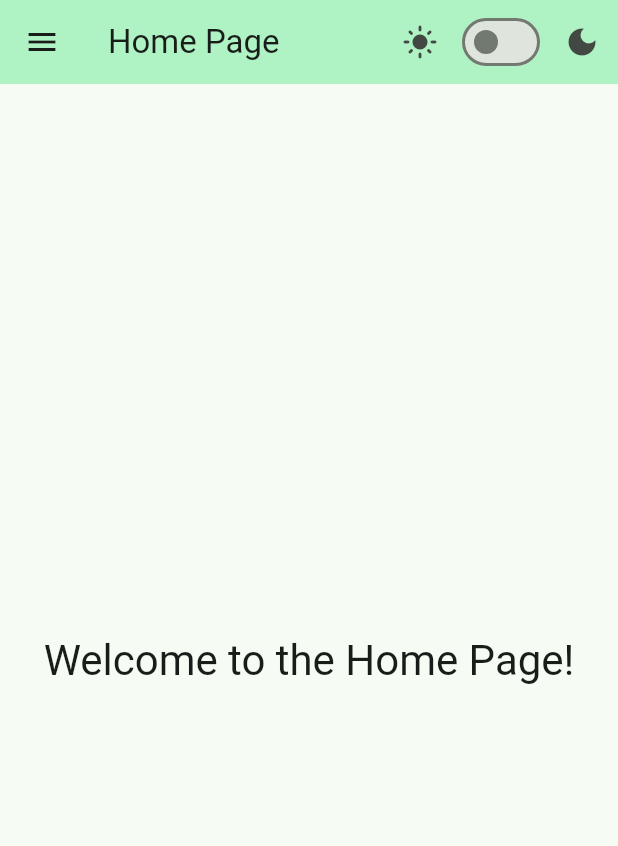
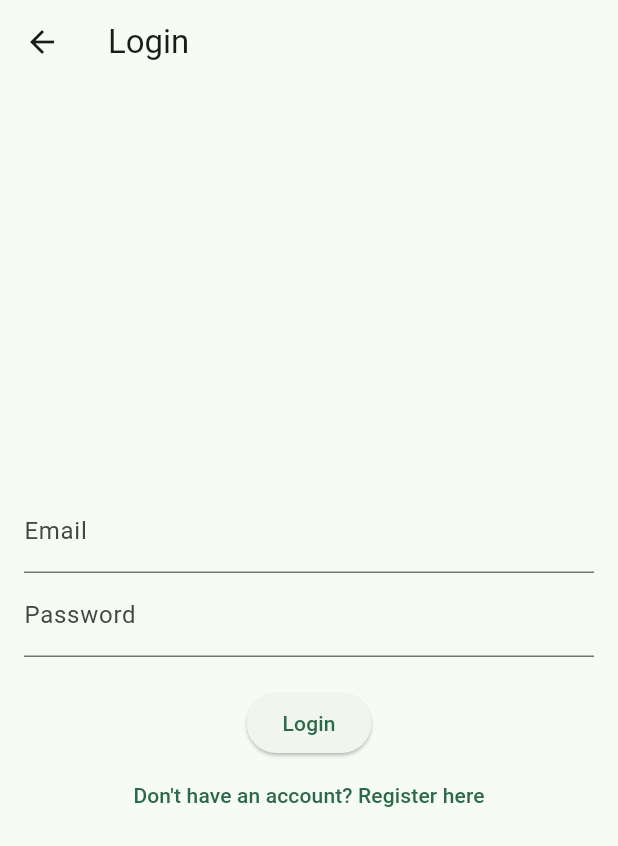
Before and after one commit to FWeidhas/hooked, a Flutter app: the screen it shows after launch, on a phone screen of 412 x 824 dp. Shown: the top 846 px of the screen. Run offline on Flutter 3.47's test engine with Material 3 defaults, Android fonts, the phone set to English and light mode, and no system bars; our stand-ins replace cloud_firestore, firebase_auth, firebase_core, flutter_dotenv, get, google_fonts; missing offline and left inert: cloudinary_flutter, cloudinary_url_gen; accounts and stored records are empty.

Commit message:
added part of registration and login

```diff
--- a/lib/main.dart
+++ b/lib/main.dart
@@ -1,6 +1,8 @@
 import 'package:flutter/material.dart';
 import 'package:get/get.dart';
 import 'package:firebase_core/firebase_core.dart';
+import 'package:hooked/pages/login.dart';
+import 'package:hooked/pages/registration.dart';
 import 'firebase_options.dart';
 import 'util.dart';
 import 'theme.dart';
@@ -46,9 +48,11 @@ class MainApp extends StatelessWidget {
         debugShowCheckedModeBanner: false,
         themeMode:
             themeController.themeMode, // Bind theme mode to GetX controller
-        initialRoute: '/',
+        initialRoute: '/login',
         routes: {
           '/': (context) => const HomePage(),
+          '/login': (context) => const LoginPage(),
+          '/register': (context) => const RegistrationPage(),
           '/map': (context) => const Map(),
           '/fishing_spots': (context) => const FishingSpots(),
         },
--- /dev/null
+++ b/lib/pages/login.dart
@@ -0,0 +1,65 @@
+import 'package:flutter/material.dart';
+import 'package:firebase_auth/firebase_auth.dart';
+
+class LoginPage extends StatefulWidget {
+  const LoginPage({Key? key}) : super(key: key);
+
+  @override
+  State<LoginPage> createState() => _LoginPageState();
+}
+
+class _LoginPageState extends State<LoginPage> {
+  final TextEditingController _emailController = TextEditingController();
+  final TextEditingController _passwordController = TextEditingController();
+  final FirebaseAuth _auth = FirebaseAuth.instance;
+
+  Future<void> _login() async {
+    try {
+      await _auth.signInWithEmailAndPassword(
+        email: _emailController.text.trim(),
+        password: _passwordController.text.trim(),
+      );
+      Navigator.pushReplacementNamed(context, '/');
+    } catch (e) {
+      ScaffoldMessenger.of(context).showSnackBar(
+        SnackBar(content: Text('Login failed: $e')),
+      );
+    }
+  }
+
+  @override
+  Widget build(BuildContext context) {
+    return Scaffold(
+      appBar: AppBar(title: const Text("Login")),
+      body: Padding(
+        padding: const EdgeInsets.all(16.0),
+        child: Column(
+          mainAxisAlignment: MainAxisAlignment.center,
+          children: [
+            TextField(
+              controller: _emailController,
+              decoration: const InputDecoration(labelText: "Email"),
+              keyboardType: TextInputType.emailAddress,
+            ),
+            TextField(
+              controller: _passwordController,
+              decoration: const InputDecoration(labelText: "Password"),
+              obscureText: true,
+            ),
+            const SizedBox(height: 20),
+            ElevatedButton(
+              onPressed: _login,
+              child: const Text("Login"),
+            ),
+            TextButton(
+              onPressed: () {
+                Navigator.pushNamed(context, '/register');
+              },
+              child: const Text("Don't have an account? Register here"),
+            ),
+          ],
+        ),
+      ),
+    );
+  }
+}
```
Also changed, not shown: lib/database/user_service.dart (+57 -9 lines), lib/pages/registration.dart (added, +85 -0 lines), pubspec.yaml (+7 -4 lines), pubspec.lock, 5 other files.
